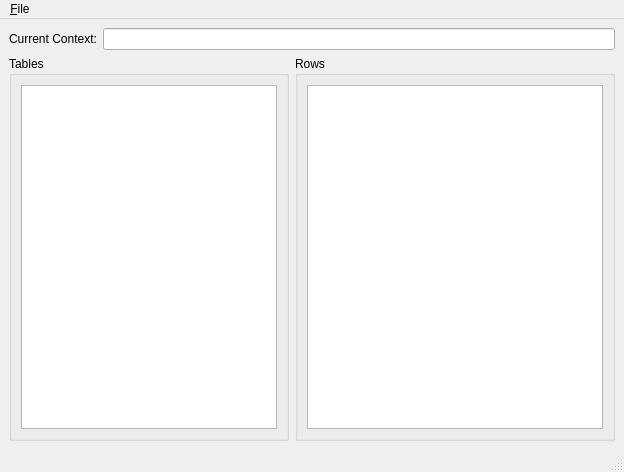
m2osw/snapcpp, file cassview/src/MainWindow.ui: the form before one commit.
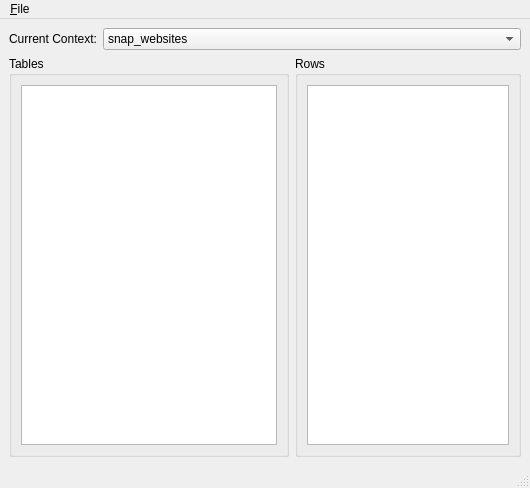
The form after the commit.

Commit message: Reworked SettingsDialog vs MainWindow so that contexts are chosen in the main display, and settings only assigns the server/port.

Patch:
```diff
--- a/cassview/src/MainWindow.ui
+++ b/cassview/src/MainWindow.ui
@@ -6,8 +6,8 @@
    <rect>
     <x>0</x>
     <y>0</y>
-    <width>624</width>
-    <height>472</height>
+    <width>530</width>
+    <height>488</height>
    </rect>
   </property>
   <property name="windowTitle">
@@ -16,7 +16,7 @@
   <widget class="QWidget" name="centralwidget">
    <layout class="QVBoxLayout" name="verticalLayout">
     <item>
-     <layout class="QHBoxLayout" name="horizontalLayout_3">
+     <layout class="QHBoxLayout" name="horizontalLayout_3" stretch="0,1">
       <item>
        <widget class="QLabel" name="label">
         <property name="text">
@@ -25,13 +25,15 @@
        </widget>
       </item>
       <item>
-       <widget class="QLineEdit" name="f_contextEdit">
-        <property name="enabled">
-         <bool>true</bool>
+       <widget class="QComboBox" name="f_contextCombo">
+        <property name="editable">
+         <bool>false</bool>
         </property>
-        <property name="readOnly">
-         <bool>true</bool>
-        </property>
+        <item>
+         <property name="text">
+          <string>snap_websites</string>
+         </property>
+        </item>
        </widget>
       </item>
      </layout>
@@ -71,7 +73,7 @@
     <rect>
      <x>0</x>
      <y>0</y>
-     <width>624</width>
+     <width>530</width>
      <height>25</height>
     </rect>
    </property>
```
The commit also changes 5 other files.
